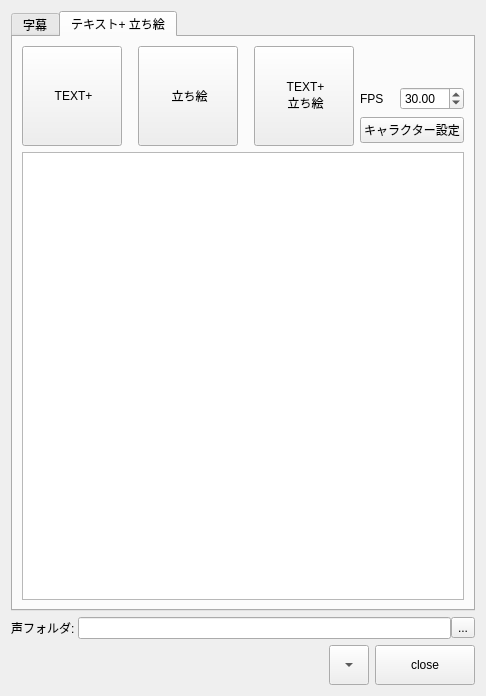
The window that library/python/rs/tool/voice_bin/voice_bin.ui (nakano000/Resolve_Script) describes before a commit, drawn with Qt 5.
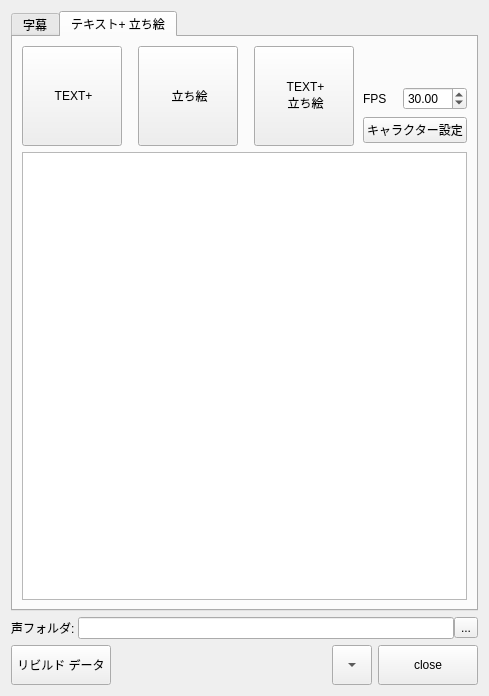
The same window after the commit. Custom widgets are drawn as their Qt base class.

Commit message: データのリビルドに対応

Diff of the .ui file:
```diff
--- a/library/python/rs/tool/voice_bin/voice_bin.ui
+++ b/library/python/rs/tool/voice_bin/voice_bin.ui
@@ -6,7 +6,7 @@
    <rect>
     <x>0</x>
     <y>0</y>
-    <width>475</width>
+    <width>489</width>
     <height>696</height>
    </rect>
   </property>
@@ -242,6 +242,22 @@
    </item>
    <item>
     <layout class="QHBoxLayout" name="horizontalLayout">
+     <item>
+      <widget class="QPushButton" name="rebuildButton">
+       <property name="minimumSize">
+        <size>
+         <width>100</width>
+         <height>40</height>
+        </size>
+       </property>
+       <property name="toolTip">
+        <string>閉じる</string>
+       </property>
+       <property name="text">
+        <string>リビルド データ</string>
+       </property>
+      </widget>
+     </item>
      <item>
       <spacer name="horizontalSpacer">
        <property name="orientation">
```
The commit also changes 2 other files.
